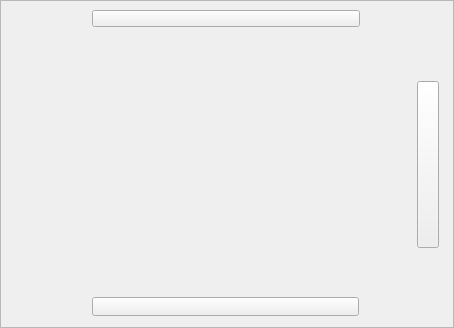
Old version of the form QtApp/main_frame.ui in the repository FireAndWin/Procedure-recorder.
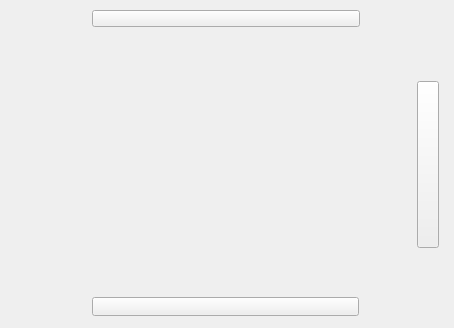
New version of the form. Icons and pictures are not drawn.

The edit to the form file:
```diff
--- a/QtApp/main_frame.ui
+++ b/QtApp/main_frame.ui
@@ -31,10 +31,33 @@
 }</string>
   </property>
   <property name="frameShape">
-   <enum>QFrame::StyledPanel</enum>
+   <enum>QFrame::NoFrame</enum>
   </property>
   <property name="frameShadow">
-   <enum>QFrame::Raised</enum>
+   <enum>QFrame::Plain</enum>
+  </property>
+  <layout class="QHBoxLayout" name="horizontalLayout">
+   <property name="spacing">
+    <number>0</number>
+   </property>
+   <property name="leftMargin">
+    <number>0</number>
+   </property>
+   <property name="topMargin">
+    <number>0</number>
+   </property>
+   <property name="rightMargin">
+    <number>0</number>
+   </property>
+   <property name="bottomMargin">
+    <number>0</number>
+   </property>
+   <item>
+    <widget class="QWidget" name="widget" native="true">
+     <property name="styleSheet">
+      <string notr="true">#widget {
+border-image: url(:/back);
+}</string>
   </property>
   <widget class="QToolButton" name="btn_displayTools">
    <property name="geometry">
@@ -105,13 +128,22 @@
   <widget class="QWidget" name="wgt_centralWidget" native="true">
    <property name="geometry">
     <rect>
-     <x>49</x>
+        <x>43</x>
      <y>45</y>
-     <width>355</width>
+        <width>361</width>
      <height>235</height>
     </rect>
    </property>
-  </widget>
+      <property name="sizePolicy">
+       <sizepolicy hsizetype="Fixed" vsizetype="Fixed">
+        <horstretch>0</horstretch>
+        <verstretch>0</verstretch>
+       </sizepolicy>
+      </property>
+     </widget>
+    </widget>
+   </item>
+  </layout>
  </widget>
  <resources/>
  <connections/>
```
Left out of the diff: 62 changed lines with no effect on the pictures. Lines whose indentation alone changed are shown as unchanged.
